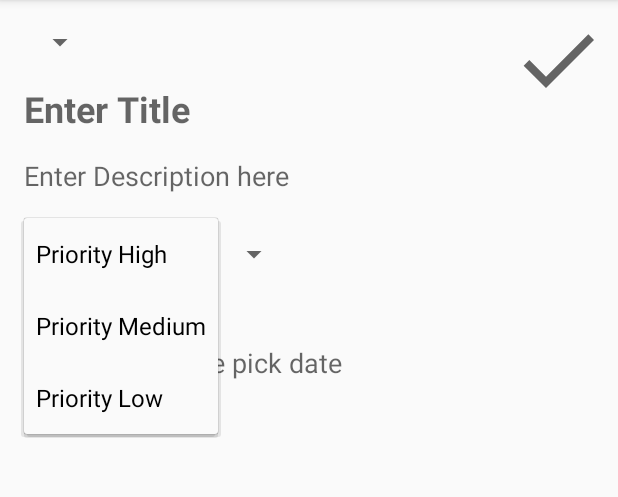
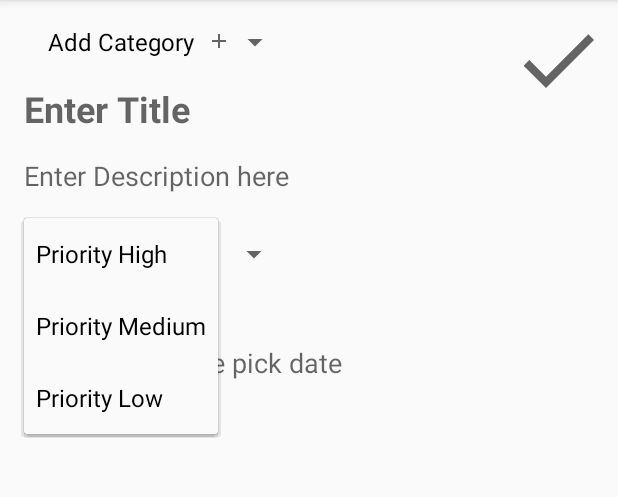
Before and after one commit to TanmayDaga/ListItAndroidApp, an Android app: the DetailsActivity screen opened directly, with no data from a screen before it, after a tap on "Priority High", on a phone screen of 412 x 824 dp, the part 84-581 px from its top. Run offline under Robolectric (Android 15) with nearby library versions, the phone set to English and light mode, and no system bars; our stand-ins replace data binding; 1 statement that could not run was skipped; 2 other taps on this screen came first.

Commit message:
spinner adapter
spinner adapter for details,
tablayout scrollable

```diff
--- a/app/build.gradle
+++ b/app/build.gradle
@@ -56,5 +56,5 @@ dependencies {
     // Annotation processor
     annotationProcessor "androidx.lifecycle:lifecycle-compiler:2.4.1"
     implementation 'com.google.android.material:material:1.6.0-alpha03'
-    implementation 'com.github.xabaras:RecyclerViewSwipeDecorator:1.3'
+
 }
--- a/app/src/main/java/com/example/listit/ActivityCompleted/CompletedActivity.java
+++ b/app/src/main/java/com/example/listit/ActivityCompleted/CompletedActivity.java
@@ -40,6 +40,7 @@ public class CompletedActivity extends AppCompatActivity {
         mBinding.recyclerView.setLayoutManager(new LinearLayoutManager(this));
         mBinding.recyclerView.setAdapter(mRecyclerAdapter);
 
+        getSupportActionBar().setTitle(R.string.completed_taks);
         AppExecutors.getsInstance().diskIo().execute(new Runnable() {
             @Override
             public void run() {
--- a/app/src/main/java/com/example/listit/DetailsActivity/DetailsActivity.java
+++ b/app/src/main/java/com/example/listit/DetailsActivity/DetailsActivity.java
@@ -4,15 +4,19 @@ import androidx.appcompat.app.AppCompatActivity;
 import androidx.databinding.DataBindingUtil;
 
 import android.app.DatePickerDialog;
+import android.content.Context;
+import android.content.SharedPreferences;
 import android.os.Bundle;
 import android.util.Log;
 import android.view.View;
+import android.widget.AdapterView;
 import android.widget.ArrayAdapter;
 import android.widget.DatePicker;
 import android.widget.Toast;
 
 import com.example.listit.AppExecutors;
 import com.example.listit.Database.ListItEntry;
+import com.example.listit.MainActivity.AddCategoryDialog;
 import com.example.listit.R;
 import com.example.listit.Utilities;
 import com.example.listit.databinding.ActivityDetailsBinding;
@@ -23,13 +27,14 @@ import java.util.Calendar;
 import java.util.Date;
 
 
-public class DetailsActivity extends AppCompatActivity implements DatePickerDialog.OnDateSetListener {
+public class DetailsActivity extends AppCompatActivity implements DatePickerDialog.OnDateSetListener,
+        SharedPreferences.OnSharedPreferenceChangeListener {
 
     private ActivityDetailsBinding mBinding;
 
     private static final String LOG_TAG = DetailsActivity.class.getSimpleName();
 
-
+    private DetailsSpinnerAdapter mSpinnerTableAdapter;
     public Date mDateSelected;
 
     @Override
@@ -71,9 +76,24 @@ public class DetailsActivity extends AppCompatActivity implements DatePickerDial
 
 
 //        Setting Spinners
-        ArrayAdapter<String> spinnerTableAdapter = new ArrayAdapter<String>(this, android.R.layout.simple_spinner_dropdown_item);
-        spinnerTableAdapter.addAll(Utilities.getCategoryNames(this));
-        mBinding.spinnerTable.setAdapter(spinnerTableAdapter);
+        mSpinnerTableAdapter = new DetailsSpinnerAdapter(this, android.R.layout.simple_spinner_dropdown_item,
+                Utilities.getCategoryNames(this));
+        mBinding.spinnerTable.setAdapter(mSpinnerTableAdapter);
+        mBinding.spinnerTable.setOnItemSelectedListener(new AdapterView.OnItemSelectedListener() {
+
+            @Override
+            public void onItemSelected(AdapterView<?> adapterView, View view, int position, long id) {
+                if(mSpinnerTableAdapter.ifButtonPos(position)){
+                    AddCategoryDialog.newInstance().show(getSupportFragmentManager(),"dialog_Alert");
+                }
+
+            }
+
+            @Override
+            public void onNothingSelected(AdapterView<?> adapterView) {
+
+            }
+        });
 
 
         ArrayAdapter<String> spinnerPriorityAdapter = new ArrayAdapter<String>(this, android.R.layout.simple_spinner_dropdown_item);
@@ -118,5 +138,23 @@ public class DetailsActivity extends AppCompatActivity implements DatePickerDial
 
     }
 
+    @Override
+    protected void onDestroy() {
 
+        getSharedPreferences(Utilities.SHARED_PREFERENCES_KEY, Context.MODE_PRIVATE).registerOnSharedPreferenceChangeListener(this);
+        super.onDestroy();
+    }
+
+    @Override
+    protected void onStart() {
+        super.onStart();
+        getSharedPreferences(Utilities.SHARED_PREFERENCES_KEY,Context.MODE_PRIVATE).registerOnSharedPreferenceChangeListener(this);
+    }
+
+    @Override
+    public void onSharedPreferenceChanged(SharedPreferences sharedPreferences, String s) {
+        if(s.equals(Utilities.SHARED_PREFERENCES_CATEGORY_NAMES)){
+            mSpinnerTableAdapter.setData(Utilities.getCategoryNames(this));
+        }
+    }
 }
--- a/app/src/main/java/com/example/listit/DetailsActivity/DetailsSpinnerAdapter.java
+++ b/app/src/main/java/com/example/listit/DetailsActivity/DetailsSpinnerAdapter.java
@@ -1,23 +1,71 @@
 package com.example.listit.DetailsActivity;
 
 import android.content.Context;
-import android.database.DataSetObserver;
 import android.view.LayoutInflater;
 import android.view.View;
 import android.view.ViewGroup;
 import android.widget.ArrayAdapter;
-import android.widget.SpinnerAdapter;
+import android.widget.TextView;
 
 import androidx.annotation.NonNull;
+import androidx.annotation.Nullable;
+
+import com.example.listit.R;
+
+import java.util.List;
 
 //TODO
 
 public class DetailsSpinnerAdapter extends ArrayAdapter<String> {
 
     LayoutInflater mLayoutInflater;
-    public DetailsSpinnerAdapter(@NonNull Context context, int resource) {
-        super(context, resource);
+    List<String> mData;
+
+    public DetailsSpinnerAdapter(@NonNull Context context, int resource, List<String> categoryNames) {
+        super(context, resource,categoryNames);
+        this.mData = categoryNames;
         mLayoutInflater = LayoutInflater.from(context);
 
     }
+
+    @NonNull
+    @Override
+    public View getView(int position, @Nullable View convertView, @NonNull ViewGroup parent) {
+        if (ifButtonPos(position)) {
+            return mLayoutInflater.inflate(R.layout.activity_details_spinner_item_button, parent, false);
+        }
+        View view = mLayoutInflater.inflate(androidx.appcompat.R.layout.support_simple_spinner_dropdown_item, parent, false);
+        ((TextView) view.findViewById(android.R.id.text1)).setText(mData.get(position));
+        return view;
+    }
+
+    @Override
+    public View getDropDownView(int position, @Nullable View convertView, @NonNull ViewGroup parent) {
+        if (ifButtonPos(position)) {
+            return mLayoutInflater.inflate(R.layout.activity_details_spinner_item_button, parent, false);
+        }
+        View view = mLayoutInflater.inflate(androidx.appcompat.R.layout.support_simple_spinner_dropdown_item, parent, false);
+        ((TextView) view.findViewById(android.R.id.text1)).setText(mData.get(position));
+        return view;
+
+
+
+    }
+
+    @Override
+    public int getCount() {
+        if (mData == null) return 1;
+        return mData.size() + 1;
+    }
+
+    public boolean ifButtonPos(int pos) {
+        if (mData == null) return true;
+        else return pos == mData.size();
+    }
+
+    public void setData(List<String> stringList){
+        mData = stringList;
+        notifyDataSetChanged();
+    }
+
 }
--- a/app/src/main/java/com/example/listit/MainActivity/MainActivity.java
+++ b/app/src/main/java/com/example/listit/MainActivity/MainActivity.java
@@ -65,6 +65,7 @@ public class MainActivity extends AppCompatActivity implements SharedPreferences
         new TabLayoutMediator(mBinding.tabLayout, mBinding.viewPager,
                 (tab, position) -> tab.setText(mPagerAdapter.getTitle(position))).attach();
 
+        mBinding.tabLayout.setTabMode(TabLayout.MODE_SCROLLABLE);
 
 //        Floating Action Button
         mBinding.fab.setOnClickListener(
--- a/app/src/main/java/com/example/listit/Utilities.java
+++ b/app/src/main/java/com/example/listit/Utilities.java
@@ -102,11 +102,12 @@ public class Utilities {
 
     }
 
-    public static Set<String> getCategoryNames(Context context) {
+    public static List<String> getCategoryNames(Context context) {
         SharedPreferences sp = context.getSharedPreferences(SHARED_PREFERENCES_KEY,Context.MODE_PRIVATE);
+        List<String> mainList = new ArrayList<String>();
+        mainList.addAll(sp.getStringSet(SHARED_PREFERENCES_CATEGORY_NAMES,null));
 
-
-        return sp.getStringSet(SHARED_PREFERENCES_CATEGORY_NAMES, null);
+        return mainList;
     }
 
     public static String[] getPriorityList() {
--- a/app/src/main/res/drawable/ic_baseline_add_24.xml
+++ b/app/src/main/res/drawable/ic_baseline_add_24.xml
@@ -1,6 +1,6 @@
 <vector xmlns:android="http://schemas.android.com/apk/res/android"
-    android:width="96dp"
-    android:height="96dp"
+    android:width="16dp"
+    android:height="16dp"
     android:viewportWidth="24"
     android:viewportHeight="24"
     android:tint="?attr/colorControlNormal">
--- a/app/src/main/res/layout/activity_details_spinner_item_button.xml
+++ b/app/src/main/res/layout/activity_details_spinner_item_button.xml
@@ -2,24 +2,28 @@
 <LinearLayout xmlns:android="http://schemas.android.com/apk/res/android"
     android:layout_width="match_parent"
     android:orientation="horizontal"
-    android:layout_height="wrap_content">
+    android:layout_height="wrap_content"
+    android:layout_marginBottom="16dp">
+
+
+
+    <TextView
+
+        android:layout_width="wrap_content"
+        android:layout_height="wrap_content"
+        android:text="@string/add_category"
+
+        style="?attr/spinnerDropDownItemStyle"
+        android:layout_gravity="center_vertical"
+        />
 
     <ImageView
 
         android:layout_width="wrap_content"
         android:layout_height="wrap_content"
-        android:src="@drawable/ic_baseline_add_24"
-        android:layout_margin="4dp"
-        />
-
-    <TextView
-        xmlns:android="http://schemas.android.com/apk/res/android"
-        android:layout_width="match_parent"
-        android:layout_height="wrap_content"
-        android:text="@string/add_category"
-        android:textSize="32sp"
         android:layout_gravity="center_vertical"
-        />
 
 
+        android:src="@drawable/ic_baseline_add_24" />
+
 </LinearLayout>
--- a/app/src/main/res/layout/activity_main.xml
+++ b/app/src/main/res/layout/activity_main.xml
@@ -31,6 +31,7 @@
             android:layout_height="wrap_content"
 
 
+
             />
 
 
--- a/app/src/main/res/values/strings.xml
+++ b/app/src/main/res/values/strings.xml
@@ -24,4 +24,5 @@
     <string name="ok">Ok</string>
     <string name="cancel">Cancel</string>
     <string name="completed_tasks">Completed Tasks</string>
+    <string name="completed_taks">Completed Tasks</string>
 </resources>
```
